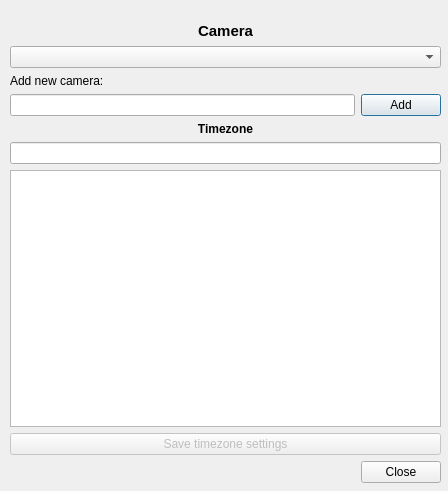
The window that gui/designer_camera_settings.ui (jacob-kamminga/AI-Sensus) describes before a commit, drawn with Qt 5.
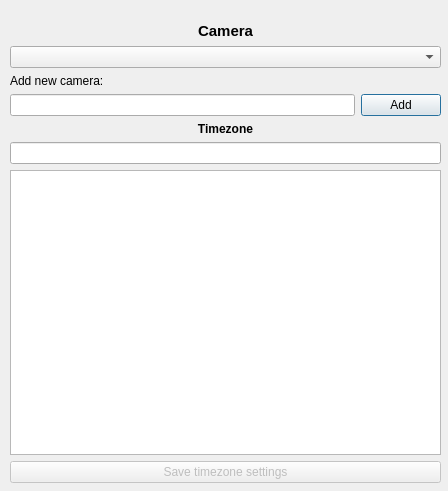
The same window after the commit.

```diff
--- a/gui/designer_camera_settings.ui
+++ b/gui/designer_camera_settings.ui
@@ -136,19 +136,6 @@
       </property>
      </widget>
     </item>
-    <item>
-     <widget class="QDialogButtonBox" name="buttonBox">
-      <property name="orientation">
-       <enum>Qt::Horizontal</enum>
-      </property>
-      <property name="standardButtons">
-       <set>QDialogButtonBox::Close</set>
-      </property>
-      <property name="centerButtons">
-       <bool>false</bool>
-      </property>
-     </widget>
-    </item>
    </layout>
   </widget>
  </widget>
```
Left out of the diff: 2 changed lines with no effect on the pictures.
